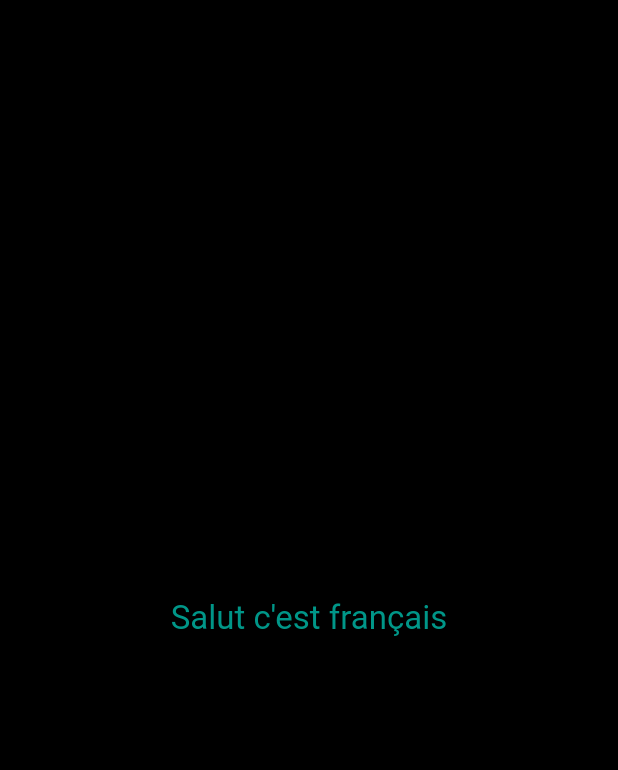
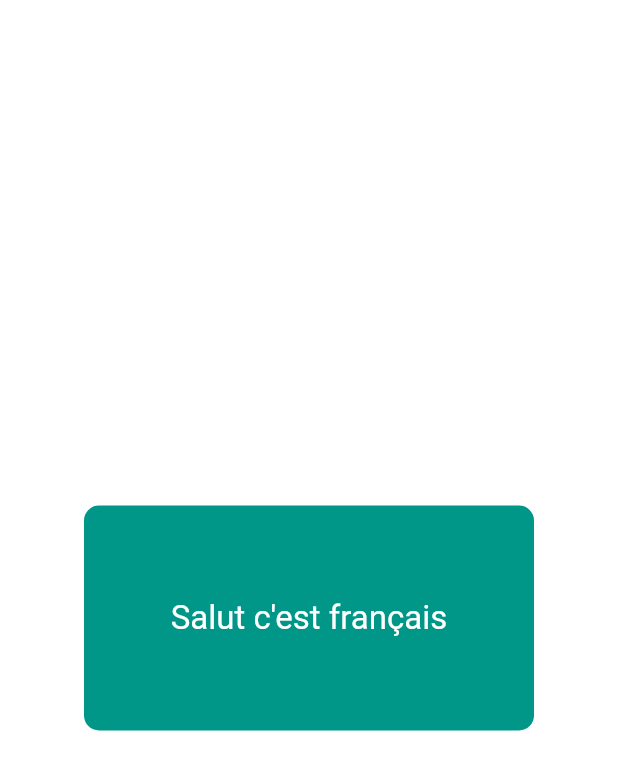
Before and after one commit to doguWu123/cla, a Flutter app: the screen it shows after launch, on a phone screen of 412 x 824 dp. Shown: the top 770 px of the screen. Run offline on Flutter 3.47's test engine with Material 2 defaults, Android fonts, the phone set to English and light mode, and no system bars.

Commit message:
fixing bugs

```diff
--- a/lib/main.dart
+++ b/lib/main.dart
@@ -7,7 +7,7 @@ class MyApp extends StatelessWidget {
   Widget build(BuildContext context) {
     return MaterialApp(
         home: Scaffold(
-            backgroundColor: Colors.black,
+            backgroundColor: Colors.white,
             body: Center(
                 child: Column(
               mainAxisAlignment: MainAxisAlignment.spaceEvenly,
@@ -17,10 +17,14 @@ class MyApp extends StatelessWidget {
                   width: 300.0,
                   color: Colors.transparent,
                   child: Container(
+                      decoration: BoxDecoration(
+                          color: Colors.teal,
+                          borderRadius:
+                              BorderRadius.all(Radius.circular(10.0))),
                       child: new Center(
                         child: new Text(
                           "Salut c'est français",
-                          style: TextStyle(color: Colors.teal, fontSize: 22),
+                          style: TextStyle(color: Colors.white, fontSize: 22),
                           textAlign: TextAlign.right,
                         ),
                       )),
```
